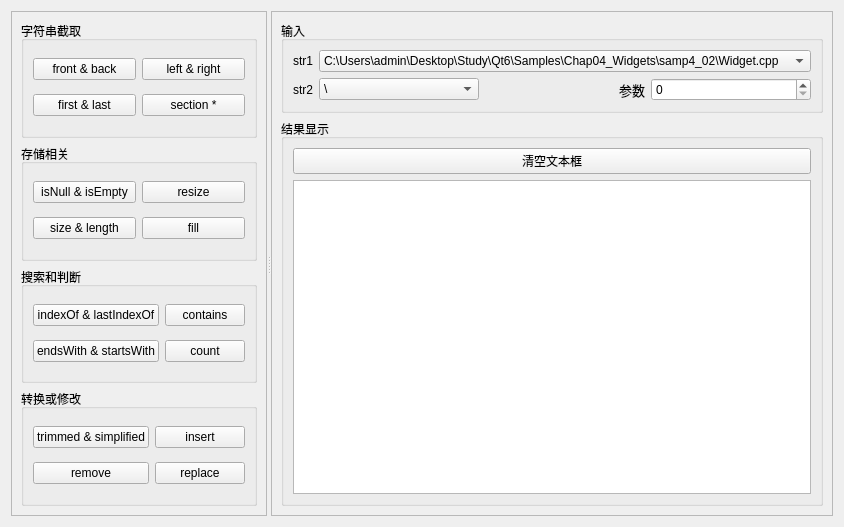
godxin999/Study, file Qt6/Samples/Chap04_Widgets/samp4_02/widget.ui: the form before one commit.
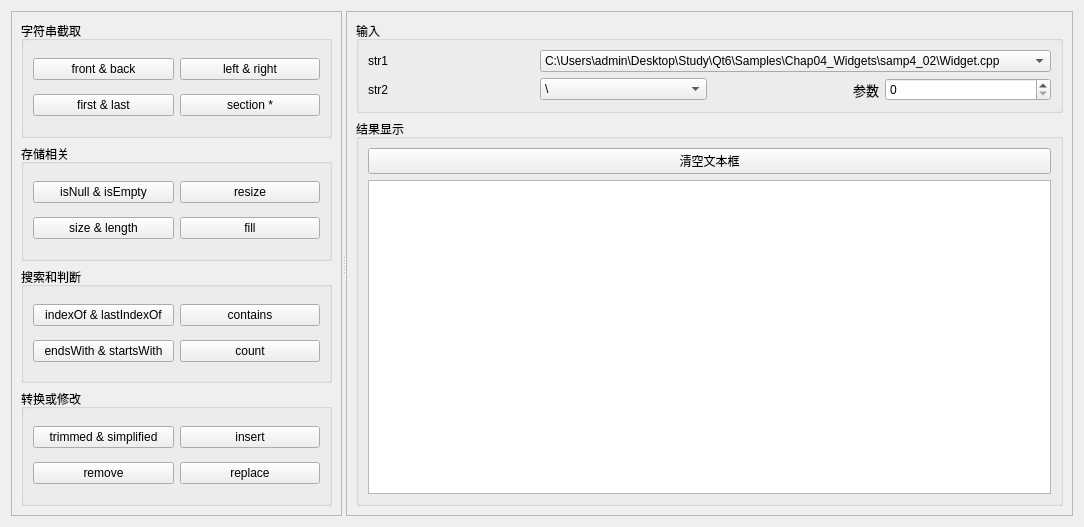
The form after the commit.

```diff
--- a/Qt6/Samples/Chap04_Widgets/samp4_02/widget.ui
+++ b/Qt6/Samples/Chap04_Widgets/samp4_02/widget.ui
@@ -6,7 +6,7 @@
    <rect>
     <x>0</x>
     <y>0</y>
-    <width>746</width>
+    <width>1084</width>
     <height>527</height>
    </rect>
   </property>
```
Left out of the diff: 2 changed lines with no effect on the pictures.
